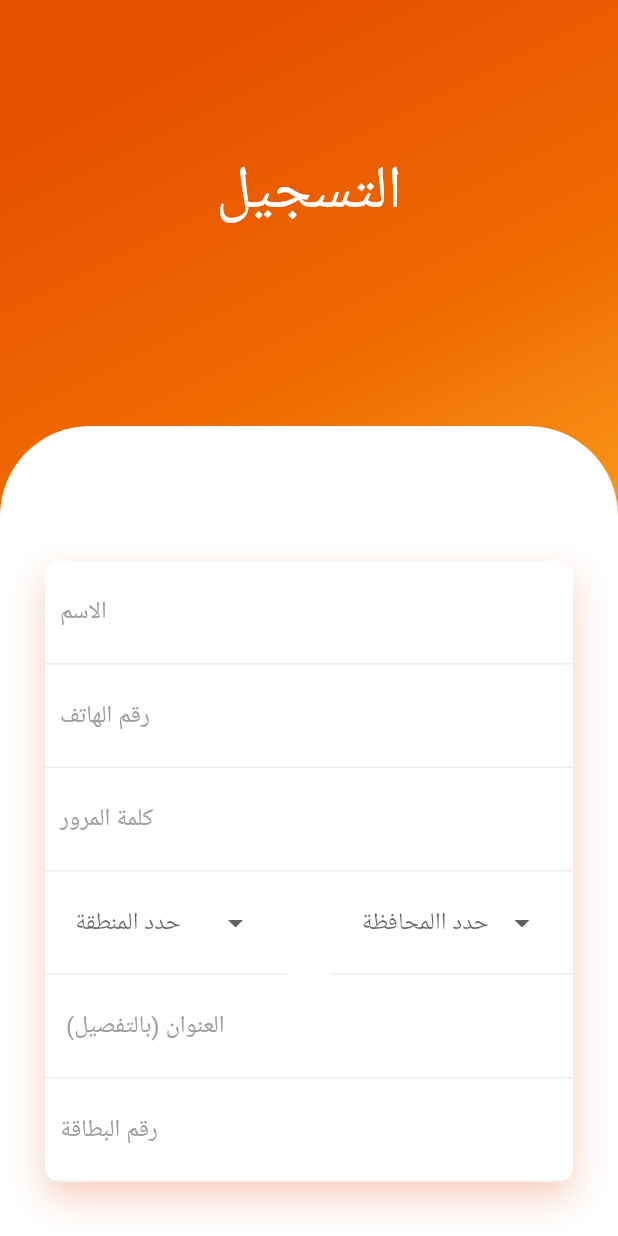
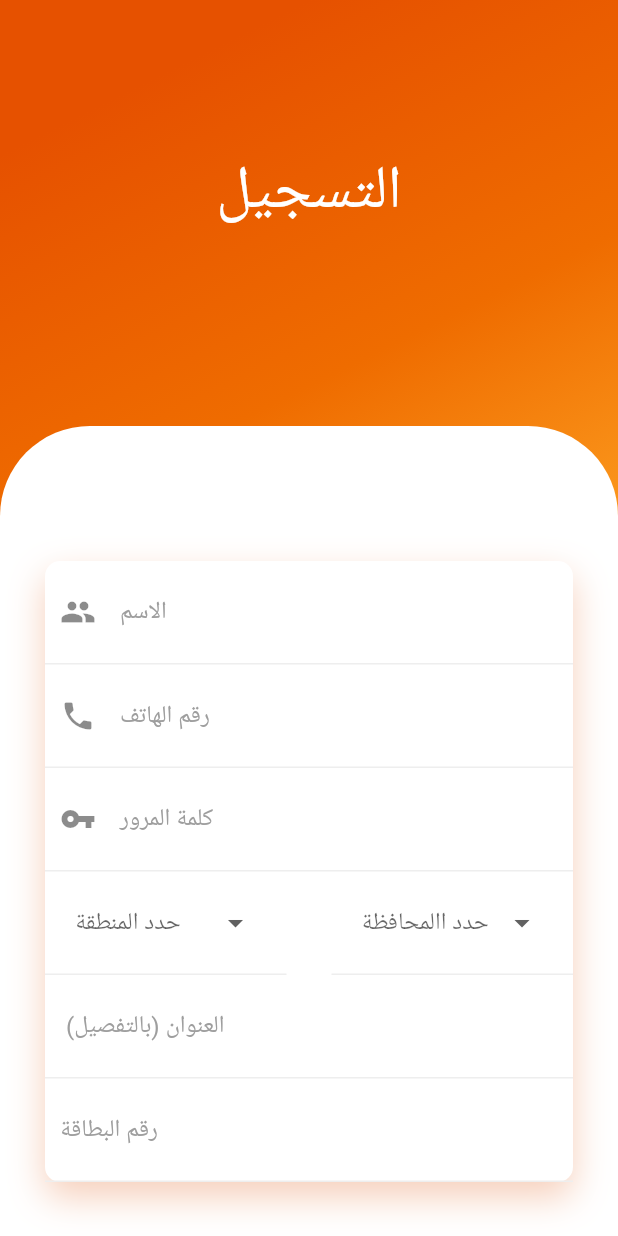
Before and after one commit to esraaahmed6/Tamwink, a Flutter app: the Repage screen opened by its route, on a phone screen of 412 x 824 dp. Run offline on Flutter 3.47's test engine with Material 2 defaults, Android fonts, the phone set to English and light mode, and no system bars; our stand-ins replace cloud_firestore, firebase_auth, firebase_database, fluttertoast, simple_animations; missing offline and left inert: credit_card; accounts and stored records are empty.

Commit message:
Esraa Commit

```diff
--- a/lib/auth/regiter_page.dart
+++ b/lib/auth/regiter_page.dart
@@ -2,7 +2,6 @@ import 'package:flutter/material.dart';
 import 'package:flutter/cupertino.dart';
 import 'package:firebase_auth/firebase_auth.dart';
 import 'package:tamwink/db/customer_to_db.dart';
-import 'package:tamwink/auth/login_page.dart';
 class Repage extends StatefulWidget {
   static String tag ='re-page';
 
@@ -11,8 +10,11 @@ class Repage extends StatefulWidget {
 }
 
 class _RepageState extends State<Repage> {
+  TextEditingController nameController = new TextEditingController();
   TextEditingController phoneController = new TextEditingController();
   TextEditingController passwordController = new TextEditingController();
+  TextEditingController addressController = new TextEditingController();
+  TextEditingController rationController = new TextEditingController();
   @override
 
  String dropval ;
@@ -87,7 +89,8 @@ class _RepageState extends State<Repage> {
                                   decoration: InputDecoration(
                                       hintText: "الاسم",
                                       hintStyle: TextStyle(color: Colors.grey),
-                                      border: InputBorder.none
+                                      border: InputBorder.none,
+                                      icon: Icon(Icons.people)
                                   ),
                                 ),
                               ),
@@ -101,8 +104,10 @@ class _RepageState extends State<Repage> {
                                   decoration: InputDecoration(
                                       hintText: "رقم الهاتف",
                                       hintStyle: TextStyle(color: Colors.grey),
-                                      border: InputBorder.none
+                                      border: InputBorder.none,
+                                      icon: Icon(Icons.phone)
                                   ),
+                                  controller: phoneController,
                                 ),
                               ),
                               Container(
@@ -114,8 +119,10 @@ class _RepageState extends State<Repage> {
                                   decoration: InputDecoration(
                                       hintText: "كلمة المرور",
                                       hintStyle: TextStyle(color: Colors.grey),
-                                      border: InputBorder.none
+                                      border: InputBorder.none,
+                                      icon: Icon(Icons.vpn_key)
                                   ),
+                                  controller: passwordController,
                                 ),
                               ),
 
@@ -189,6 +196,7 @@ class _RepageState extends State<Repage> {
                                       hintStyle: TextStyle(color: Colors.grey),
                                       border: InputBorder.none
                                   ),
+                                  controller: addressController,
                                 ),
                               ),
                               Container(
@@ -203,6 +211,7 @@ class _RepageState extends State<Repage> {
                                       hintStyle: TextStyle(color: Colors.grey),
                                       border: InputBorder.none
                                   ),
+                                  controller: rationController,
                                 ),
                               ),
                             ],
@@ -216,10 +225,35 @@ class _RepageState extends State<Repage> {
                               borderRadius: BorderRadius.circular(50),
                               color: Colors.orange[900]
                           ),
-                          child: Center(
-                            child: Text("تسجيل", style: TextStyle(color: Colors.white, fontWeight: FontWeight.bold),),
+                          child: GestureDetector(
+                            onDoubleTap :(){},
+
+                            child: Center(
+                              child:
+
+                              FlatButton(
+                                onPressed: () {
+
+                                  FirebaseAuth.instance.createUserWithEmailAndPassword(email: phoneController.text, password: passwordController.text)
+                                  .then((signedcustomer){
+                                   customertodb().addNewUser(signedcustomer, context);
+                                  }).catchError((e){
+                                    print(e);
+                                  });
+                                },
+                                child: Text("تسجيل", style: TextStyle(color: Colors.white, fontWeight: FontWeight.bold),
+
+
+                                ),
+
+
+                              ),
+
+                            ),
                           ),
                         ),
+
+
                         SizedBox(height: 18,),
                         Container(
                           child: MaterialButton(
```
Also changed, not shown: lib/db/customer_to_db.dart (+11 -1 lines), 1 other file.
